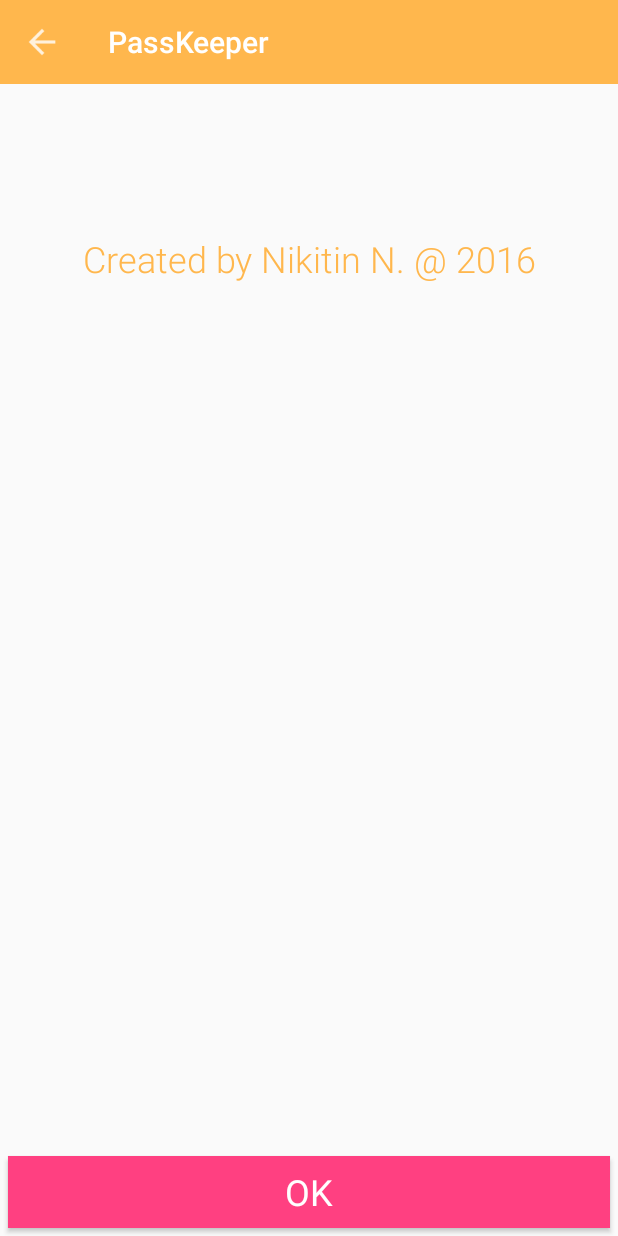
After one commit to Ninise/PassKeeper, an Android app: the AboutActivity screen opened directly, with no data from a screen before it, on a phone screen of 412 x 824 dp. The commit adds this screen. Run offline under Robolectric (Android 15) with nearby library versions, the phone set to English and light mode, and no system bars; our stand-ins replace ButterKnife; libraries missing offline, so code that uses them is left out: com.jakewharton.rxbinding; 2 statements that could not run were skipped.

Commit message:
About activity added

```diff
--- a/app/src/main/AndroidManifest.xml
+++ b/app/src/main/AndroidManifest.xml
@@ -21,6 +21,8 @@
 
         <activity android:name=".mvp.view.main.MainActivity"/>
 
+        <activity android:name=".mvp.view.about.AboutActivity"/>
+
     </application>
 
 </manifest>
--- a/app/src/main/java/com/hazelhunt/passkeeper/mvp/presenter/main/MainPresenter.java
+++ b/app/src/main/java/com/hazelhunt/passkeeper/mvp/presenter/main/MainPresenter.java
@@ -4,6 +4,7 @@ package com.hazelhunt.passkeeper.mvp.presenter.main;
 import android.view.MenuItem;
 
 import com.hazelhunt.passkeeper.R;
+import com.hazelhunt.passkeeper.mvp.view.about.AboutActivity;
 import com.hazelhunt.passkeeper.mvp.view.main.IMainView;
 
 public class MainPresenter implements IMainPresenter {
--- /dev/null
+++ b/app/src/main/java/com/hazelhunt/passkeeper/mvp/view/about/AboutActivity.java
@@ -0,0 +1,46 @@
+package com.hazelhunt.passkeeper.mvp.view.about;
+
+import android.graphics.drawable.Drawable;
+import android.os.Bundle;
+import android.support.annotation.Nullable;
+import android.support.v7.app.AppCompatActivity;
+import android.support.v7.widget.Toolbar;
+import android.widget.Button;
+
+import com.hazelhunt.passkeeper.R;
+import com.jakewharton.rxbinding.support.v7.widget.RxToolbar;
+import com.jakewharton.rxbinding.view.RxView;
+
+import butterknife.Bind;
+import butterknife.BindDrawable;
+import butterknife.BindString;
+import butterknife.ButterKnife;
+
+public class AboutActivity extends AppCompatActivity {
+
+    @Bind(R.id.aboutToolbar) Toolbar mAboutToolbar;
+    @Bind(R.id.aboutOkButton) Button mOkButton;
+    @BindString(R.string.about) String mToolbarTitleString;
+    @BindDrawable(R.drawable.ic_action_navigation_arrow_back) Drawable mBackDrawable;
+
+    @Override
+    protected void onCreate(@Nullable Bundle savedInstanceState) {
+        super.onCreate(savedInstanceState);
+        setContentView(R.layout.about_activity);
+
+        ButterKnife.bind(this);
+
+        setSupportActionBar(mAboutToolbar);
+        mAboutToolbar.setNavigationIcon(mBackDrawable);
+        mAboutToolbar.setTitle(mToolbarTitleString);
+        RxToolbar.navigationClicks(mAboutToolbar).subscribe(aVoid -> onBackPressed());
+
+        RxView.clicks(mOkButton).subscribe(aVoid -> onBackPressed());
+    }
+
+    @Override
+    protected void onDestroy() {
+        ButterKnife.unbind(this);
+        super.onDestroy();
+    }
+}
--- /dev/null
+++ b/app/src/main/java/com/hazelhunt/passkeeper/mvp/view/settings/SettingsActivity.java
@@ -0,0 +1,7 @@
+package com.hazelhunt.passkeeper.mvp.view.settings;
+
+/**
+ * Created by ninise on 01.05.16.
+ */
+public class SettingsActivity {
+}
--- /dev/null
+++ b/app/src/main/res/layout/about_activity.xml
@@ -0,0 +1,40 @@
+<?xml version="1.0" encoding="utf-8"?>
+<RelativeLayout xmlns:android="http://schemas.android.com/apk/res/android"
+                android:layout_width="match_parent"
+                android:layout_height="match_parent">
+
+    <include android:id="@+id/aboutToolbar"
+             layout="@layout/tool_bar"
+        />
+
+    <Button
+        android:id="@+id/aboutOkButton"
+        android:layout_width="match_parent"
+        android:layout_height="wrap_content"
+        android:layout_alignParentBottom="true"
+        android:text="@string/string_ok"
+        style="@style/RobotoButtonStyle"
+        />
+
+    <ImageView
+        android:id="@+id/aboutAppLogoImageView"
+        android:layout_width="wrap_content"
+        android:layout_height="wrap_content"
+        android:layout_below="@id/aboutToolbar"
+        android:layout_marginTop="50dp"
+        android:layout_centerHorizontal="true"
+        />
+
+    <TextView
+        android:id="@+id/aboutCreatorTextView"
+        android:layout_width="match_parent"
+        android:layout_height="wrap_content"
+        android:layout_below="@id/aboutAppLogoImageView"
+        android:layout_marginTop="50dp"
+        android:gravity="center"
+        android:text="@string/about_creator"
+        android:textColor="@color/colorPrimary"
+        style="@style/RobotoTextViewStyle"
+        />
+
+</RelativeLayout>
--- a/app/src/main/res/values/strings.xml
+++ b/app/src/main/res/values/strings.xml
@@ -26,5 +26,6 @@
     <string name="string_cancel">Cancel</string>
     <string name="openDrawer">open</string>
     <string name="closeDrawer">close</string>
+    <string name="about_creator">Created by Nikitin N. @ 2016</string>
 
 </resources>
```
Also changed, not shown: app/src/main/res/drawable-hdpi/ic_action_navigation_arrow_back.png (added), app/src/main/res/drawable-mdpi/ic_action_navigation_arrow_back.png (added), app/src/main/res/drawable-xhdpi/ic_action_navigation_arrow_back.png (added), app/src/main/res/drawable-xxhdpi/ic_action_navigation_arrow_back.png (added), app/src/main/res/drawable-xxxhdpi/ic_action_navigation_arrow_back.png (added), app/src/main/res/drawable/header.png (deleted), 1 other file.
